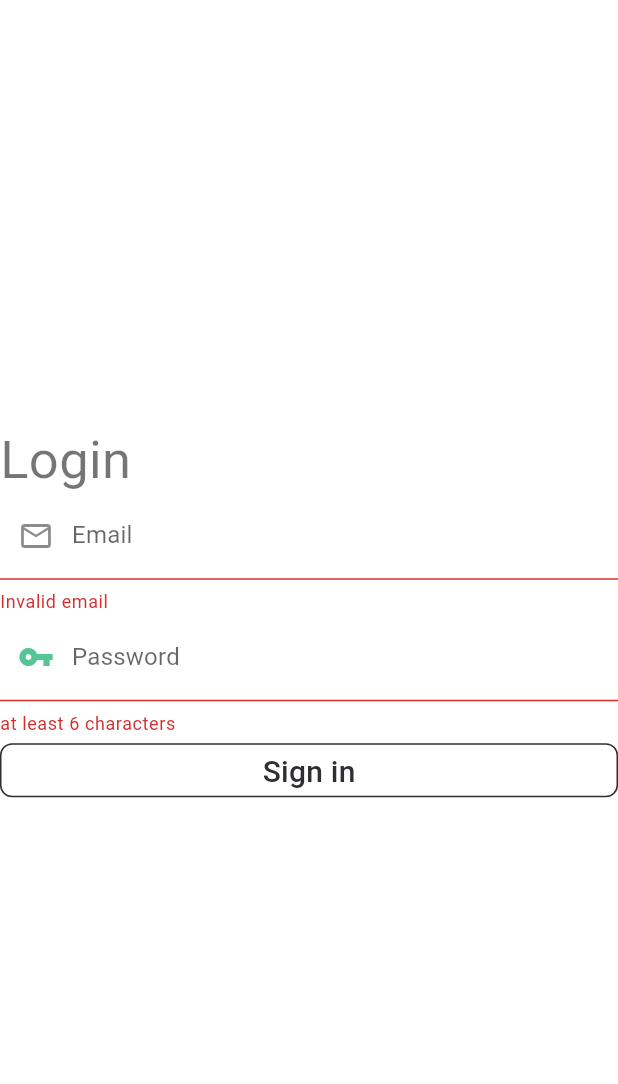
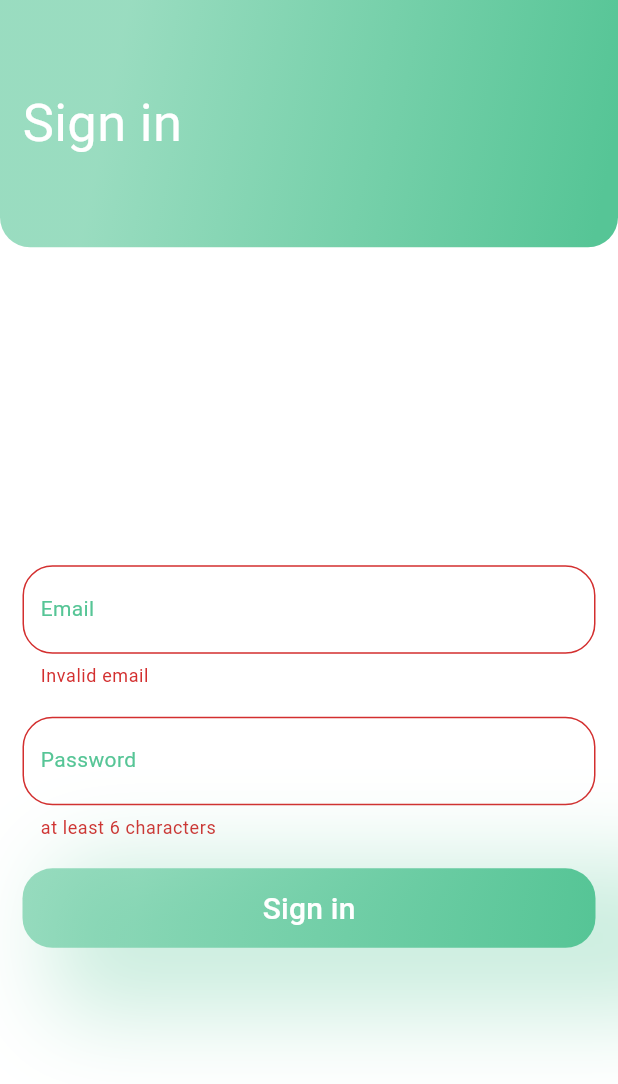
Before and after one commit to Find-Hackathon/Find-Hackathon-, a Flutter app: the screen it shows after launch, after a tap on "Sign in", on a phone screen of 412 x 824 dp. Shown: the top 1084 px of the screen. Run offline on Flutter 3.47's test engine with Material 2 defaults, Android fonts, the phone set to English and light mode, and no system bars; our stand-ins replace easy_localization, google_fonts, shared_preferences.

Commit message:
AppBar added

```diff
--- a/lib/sharedpreferences.dart
+++ b/lib/Core/Service/SharedPreferences/sharedpreferences.dart
@@ -31,6 +31,6 @@ class LocaleManager {
   }
 
   Future<void> getIsLoggedIn() async {
-    await _preferences.getBool("isLoggedIn");
+    _preferences.getBool("isLoggedIn");
   }
 }
--- /dev/null
+++ b/lib/Core/Utils/custom_box_shadow.dart
@@ -0,0 +1,9 @@
+import 'package:flutter/material.dart';
+
+BoxShadow buildBoxShadow(Color color) {
+  return BoxShadow(
+      color: color.withOpacity(.3),
+      offset: Offset(45, 20),
+      blurRadius: 50,
+      spreadRadius: 25);
+}
--- /dev/null
+++ b/lib/Core/Utils/custom_linear_grediant.dart
@@ -0,0 +1,13 @@
+import 'package:flutter/material.dart';
+
+LinearGradient customLinearGradient(Color color) {
+  return LinearGradient(
+    colors: [
+      color.withOpacity(.6),
+      color,
+    ],
+    stops: [0.2, 1],
+    begin: Alignment.topLeft,
+    end: Alignment.centerRight,
+  );
+}
--- a/lib/Views/Screen/Login/login_view.dart
+++ b/lib/Views/Screen/Login/login_view.dart
@@ -1,10 +1,12 @@
-import 'package:FindHackathon/Core/Extension/context_extension.dart';
-import 'package:FindHackathon/Core/Extension/string_extension.dart';
-import 'package:FindHackathon/Views/Screen/Detail/detail_view.dart';
+import 'package:FindHackathon/Views/Widgets/outline_text_field.dart';
+import 'package:FindHackathon/Views/Widgets/oval_appbar.dart';
+import 'package:FindHackathon/Views/Widgets/space_seperator.dart';
 import 'package:flutter/material.dart';
 import 'package:provider/provider.dart';
-import 'package:shared_preferences/shared_preferences.dart';
 
+import '../../../Core/Extension/context_extension.dart';
+import '../../../Core/Extension/string_extension.dart';
+import '../../Widgets/fat_button.dart';
 import 'login_view_model.dart';
 
 class LoginView extends StatefulWidget {
@@ -14,114 +16,65 @@ class LoginView extends StatefulWidget {
 
 class _LoginViewState extends State<LoginView> {
   LoginViewModel viewModel;
-  SharedPreferences prefs;
-
-  @override
-  void initState() {
-    super.initState();
-    getSharedPreferences();
-  }
-
-  getSharedPreferences() async {
-    prefs = await SharedPreferences.getInstance();
-    if (prefs.getBool("isLoggedIn"))
-      Navigator.push(
-        context,
-        MaterialPageRoute(builder: (context) => DetailView()),
-      );
-  }
 
   @override
   Widget build(BuildContext context) {
     viewModel = Provider.of<LoginViewModel>(context);
+
     return Scaffold(
-      body: Column(
-        mainAxisSize: MainAxisSize.max,
-        children: [buildLoginForm()],
-      ),
+      backgroundColor: context.theme.backgroundColor,
+      appBar: buildAppBar(context),
+      body: buildLoginForm(),
+    );
+  }
+
+  Widget buildAppBar(BuildContext context) {
+    return PreferredSize(
+      preferredSize: Size.fromHeight(context.height * .20),
+      child: OvalAppBar(text: "signin"),
     );
   }
 
   Widget buildLoginForm() {
-    return Expanded(
-      child: Container(
-        color: context.theme.backgroundColor,
-        child: Container(
+    return Padding(
+      padding: EdgeInsets.all(context.constMediumValue),
       child: Form(
         autovalidate: viewModel.validation,
         key: viewModel.formKey,
         child: Column(
-              mainAxisSize: MainAxisSize.max,
           crossAxisAlignment: CrossAxisAlignment.stretch,
           mainAxisAlignment: MainAxisAlignment.center,
           children: [
-                Text(
-                  "Login".locale,
-                  style: Theme.of(context).textTheme.headline4,
-                ),
-                TextFormField(
-                  keyboardType: TextInputType.emailAddress,
+            SpaceSeperator(),
+            OutlineTextField(
+              labelText: "Email",
               validator: (value) =>
                   value.isValidEmail() ? null : "Invalid email",
               onChanged: (value) {
                 viewModel.email = value;
               },
-                  decoration: InputDecoration(
-                    labelText: "Email",
-                    prefixIcon: Icon(Icons.mail_outline),
             ),
-                ),
-                TextFormField(
+            SpaceSeperator(),
+            OutlineTextField(
+              labelText: "Password",
               keyboardType: TextInputType.visiblePassword,
               obscureText: true,
               onChanged: (value) => viewModel.password = value,
               validator: (value) =>
                   value.length > 6 ? null : "at least 6 characters",
-                  decoration: InputDecoration(
-                      labelText: "Password",
-                      prefixIcon: Icon(
-                        Icons.vpn_key,
-                        color: context.theme.primaryColor,
-                      )),
             ),
-                FlatButton(
+            SpaceSeperator(),
+            FatButton(
+              text: "signin",
               onPressed: () {
                 if (viewModel.formKey.currentState.validate()) {
-                      // print(viewModel.email + "   " + viewModel.password);
-
-                      //LocaleManager.instance.setStringValue("email",viewModel.email);
-                      prefs.setString("email", viewModel.email);
-                      //LocaleManager.instance.setStringValue("email",viewModel.password);
-                      prefs.setString("password", viewModel.password);
-                      //LocaleManager.instance.setIsLoggedIn(state)
-                      prefs.setBool("isLoggedIn", true);
-
-                      print("is Logged in : " +
-                          prefs.getBool("isLoggedIn").toString());
-
-                      Navigator.push(
-                        context,
-                        MaterialPageRoute(builder: (context) => DetailView()),
-                      );
+                  print(viewModel.email + "   " + viewModel.password);
                 } else {
                   viewModel.validationChange(true);
                 }
               },
-                  child: Text(
-                    "Sign in",
-                    style: context.textTheme.headline6
-                        .copyWith(color: context.theme.accentColor),
-                  ),
-                  shape: RoundedRectangleBorder(
-                    borderRadius: BorderRadius.circular(8),
-                    side: BorderSide(
-                      color: context.theme.accentColor,
-                    ),
-                  ),
             ),
           ],
-            ),
-          ),
         ),
       ),
     );
--- a/lib/Views/Screen/Login/login_view_model.dart
+++ b/lib/Views/Screen/Login/login_view_model.dart
@@ -1,7 +1,10 @@
-import 'package:FindHackathon/Core/Base/base_view_model.dart';
 import 'package:flutter/material.dart';
+import 'package:shared_preferences/shared_preferences.dart';
+
+import '../../../Core/Base/base_view_model.dart';
 
 class LoginViewModel extends BaseViewModel {
+  SharedPreferences prefs;
   String email, password;
   bool validation = false;
   final _formKey = GlobalKey<FormState>();
--- a/lib/Views/Widgets/fat_button.dart
+++ b/lib/Views/Widgets/fat_button.dart
@@ -1,7 +1,9 @@
-import 'package:FindHackathon/Core/Extension/string_extension.dart';
 import 'package:flutter/material.dart';
 
 import '../../Core/Extension/context_extension.dart';
+import '../../Core/Extension/string_extension.dart';
+import '../../Core/Utils/custom_box_shadow.dart';
+import '../../Core/Utils/custom_linear_grediant.dart';
 
 class FatButton extends StatelessWidget {
   final String text;
@@ -15,13 +17,12 @@ class FatButton extends StatelessWidget {
   @override
   Widget build(BuildContext context) {
     return Container(
-      decoration: BoxDecoration(boxShadow: [
-        BoxShadow(
-            color: context.theme.primaryColor.withOpacity(.4),
-            offset: Offset(45, 20),
-            blurRadius: 50,
-            spreadRadius: 25)
-      ]),
+      decoration: BoxDecoration(
+          borderRadius: BorderRadius.circular(context.constHighValue),
+          gradient: customLinearGradient(context.theme.primaryColor),
+          boxShadow: [
+            buildBoxShadow(context.theme.primaryColor),
+          ]),
       child: FlatButton(
         onPressed: onPressed,
         child: Padding(
@@ -32,10 +33,6 @@ class FatButton extends StatelessWidget {
                 .copyWith(color: context.theme.backgroundColor),
           ),
         ),
-        color: context.theme.primaryColor,
-        shape: RoundedRectangleBorder(
-          borderRadius: BorderRadius.circular(context.constHighValue),
-        ),
       ),
     );
   }
--- /dev/null
+++ b/lib/Views/Widgets/oval_appbar.dart
@@ -0,0 +1,32 @@
+import 'package:FindHackathon/Core/Utils/custom_linear_grediant.dart';
+import 'package:flutter/material.dart';
+
+import '../../Core/Extension/context_extension.dart';
+import '../../Core/Extension/string_extension.dart';
+
+class OvalAppBar extends StatelessWidget {
+  final String text;
+  const OvalAppBar({
+    Key key,
+    @required this.text,
+  }) : super(key: key);
+
+  @override
+  Widget build(BuildContext context) {
+    return Container(
+      padding: EdgeInsets.symmetric(horizontal: context.constMediumValue),
+      alignment: Alignment.centerLeft,
+      decoration: BoxDecoration(
+        borderRadius: BorderRadius.vertical(
+          bottom: Radius.circular(context.constHighValue),
+        ),
+        gradient: customLinearGradient(context.theme.primaryColor),
+      ),
+      child: Text(
+        text.locale,
+        style: context.textTheme.headline4
+            .copyWith(color: context.theme.backgroundColor),
+      ),
+    );
+  }
+}
```
Also changed, not shown: pubspec.lock. Lines whose indentation alone changed are shown as unchanged.
